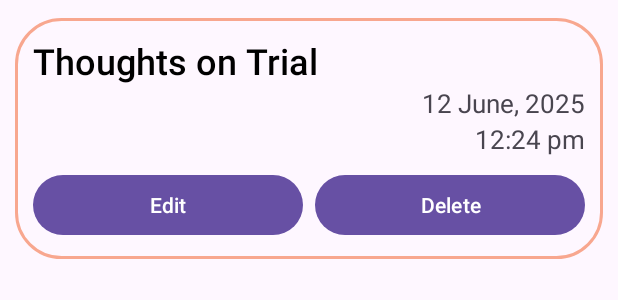
After one commit to Rastogi-Anmol/Cat-clinic, an Android app: the layout judgement_day_view_expanded.xml on its own in the app's theme, with its tools: preview values and no code run, on a phone screen of 412 x 824 dp. The commit adds this screen. Shown: the top 300 px of the screen. Run offline under Robolectric (Android 15) with nearby library versions, the phone set to English and light mode, and no system bars.

Commit message:
added the edit and delete functionality for thought on Trial, real time listner still needed to be added

```diff
--- a/app/src/main/AndroidManifest.xml
+++ b/app/src/main/AndroidManifest.xml
@@ -15,6 +15,8 @@
         <activity
             android:name=".views.JudgementDayHistoryActivity"
             android:exported="false" />
+        <activity android:name=".views.JudgementDayEditActivity"
+            android:exported="false"/>
         <activity
             android:name=".views.HomepageActivity"
             android:exported="false" />
--- a/app/src/main/java/com/example/catclinic/utils/JudgementDayViewHolder.java
+++ b/app/src/main/java/com/example/catclinic/utils/JudgementDayViewHolder.java
@@ -1,6 +1,7 @@
 package com.example.catclinic.utils;
 
 import android.view.View;
+import android.widget.Button;
 import android.widget.TextView;
 
 import androidx.annotation.NonNull;
--- /dev/null
+++ b/app/src/main/res/layout/judgement_day_view_expanded.xml
@@ -0,0 +1,67 @@
+<?xml version="1.0" encoding="utf-8"?>
+<RelativeLayout xmlns:android="http://schemas.android.com/apk/res/android"
+    android:layout_width="match_parent"
+    android:layout_height="wrap_content"
+    android:layout_marginTop="12dp"
+    android:layout_marginStart="10dp"
+    android:layout_marginEnd="10dp"
+    android:padding="12dp"
+    android:background="@xml/custom_edit_text">
+
+    <TextView
+        android:id="@+id/activityNameExpanded"
+        android:layout_width="match_parent"
+        android:layout_height="wrap_content"
+        android:text="Thoughts on Trial"
+        android:textColor="@color/black"
+        android:textSize="24sp"
+        android:fontFamily="sans-serif-medium" />
+
+    <TextView
+        android:id="@+id/activityDateExpanded"
+        android:layout_width="match_parent"
+        android:layout_height="wrap_content"
+        android:layout_below="@id/activityNameExpanded"
+        android:text="12 June, 2025"
+        android:textSize="17sp"
+        android:textAlignment="textEnd" />
+
+    <TextView
+        android:id="@+id/activityTimeExpanded"
+        android:layout_width="match_parent"
+        android:layout_height="wrap_content"
+        android:layout_below="@id/activityDateExpanded"
+        android:text="12:24 pm"
+        android:textSize="17sp"
+        android:textAlignment="textEnd" />
+
+    <!-- NEW: Horizontal container for the two half-width buttons -->
+    <LinearLayout
+        android:layout_width="match_parent"
+        android:layout_height="wrap_content"
+        android:layout_below="@id/activityTimeExpanded"
+        android:layout_marginTop="8dp"
+        android:orientation="horizontal">
+
+        <Button
+            android:id="@+id/editBtn"
+            android:layout_width="0dp"
+            android:layout_height="wrap_content"
+            android:layout_weight="1"
+            android:text="Edit" />
+
+        <!-- Optional spacing; you can also give the second button a marginStart -->
+        <Space
+            android:layout_width="8dp"
+            android:layout_height="wrap_content" />
+
+        <Button
+            android:id="@+id/deleteBtn"
+            android:layout_width="0dp"
+            android:layout_height="wrap_content"
+            android:layout_weight="1"
+            android:text="Delete" />
+
+    </LinearLayout>
+
+</RelativeLayout>
```
Also changed, not shown: app/src/main/java/com/example/catclinic/controllers/JudgementDayController.java (+27 -0 lines), app/src/main/java/com/example/catclinic/repositories/JudgementDayRepository.java (+30 -0 lines), app/src/main/java/com/example/catclinic/utils/JudgementDayExpandedViewHolder.java (added, +24 -0 lines), app/src/main/java/com/example/catclinic/utils/JudgementDayViewAdapter.java (+89 -11 lines), app/src/main/java/com/example/catclinic/views/JudgementDayEditActivity.java (added, +137 -0 lines).
